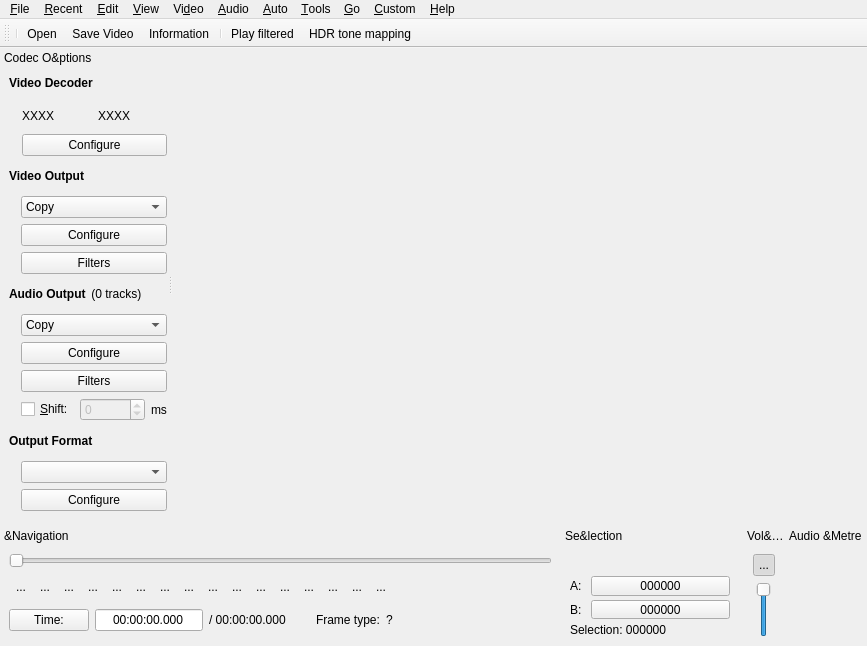
Old version of the form avidemux/qt4/ADM_userInterfaces/ADM_gui/gui2.ui in the repository mean00/avidemux2.
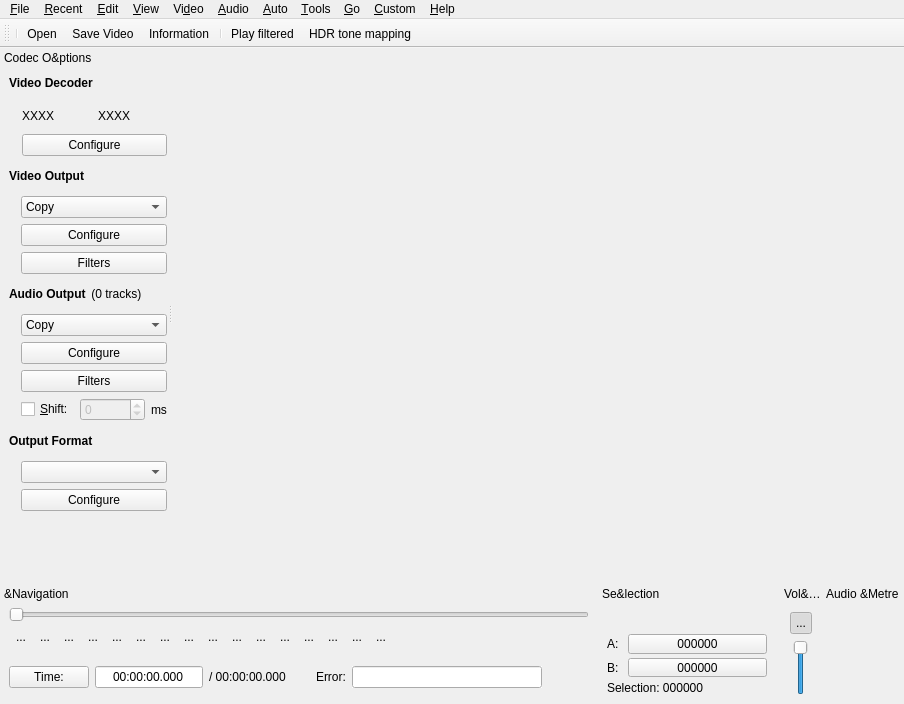
New version of the form. The open tabs and pages were chosen to show the change. Icons and pictures are not drawn. Custom widgets are drawn as their Qt base class.

Commit message: [GUI] relaxing navigation error indicator method

Patch:
```diff
--- a/avidemux/qt4/ADM_userInterfaces/ADM_gui/gui2.ui
+++ b/avidemux/qt4/ADM_userInterfaces/ADM_gui/gui2.ui
@@ -7,8 +7,8 @@
    <rect>
     <x>0</x>
     <y>0</y>
-    <width>800</width>
-    <height>600</height>
+    <width>904</width>
+    <height>704</height>
    </rect>
   </property>
   <property name="windowTitle">
@@ -98,8 +98,8 @@
     <rect>
      <x>0</x>
      <y>0</y>
-     <width>800</width>
-     <height>22</height>
+     <width>904</width>
+     <height>21</height>
     </rect>
    </property>
    <property name="contextMenuPolicy">
@@ -885,7 +885,7 @@
    </property>
    <property name="minimumSize">
     <size>
-     <width>543</width>
+     <width>580</width>
      <height>120</height>
     </size>
    </property>
@@ -1451,6 +1451,25 @@
           </spacer>
          </item>
          <item>
+          <widget class="QStackedWidget" name="stackedNavDisplay">
+           <property name="currentIndex">
+            <number>0</number>
+           </property>
+           <widget class="QWidget" name="page">
+            <layout class="QHBoxLayout" name="horizontalLayout_5">
+             <property name="leftMargin">
+              <number>0</number>
+             </property>
+             <property name="topMargin">
+              <number>0</number>
+             </property>
+             <property name="rightMargin">
+              <number>0</number>
+             </property>
+             <property name="bottomMargin">
+              <number>0</number>
+             </property>
+             <item>
           <widget class="QLabel" name="label_10">
            <property name="sizePolicy">
             <sizepolicy hsizetype="Preferred" vsizetype="Fixed">
@@ -1486,11 +1505,82 @@
            </property>
            <property name="sizeHint" stdset="0">
             <size>
+                 <width>101</width>
+                 <height>0</height>
+                </size>
+               </property>
+              </spacer>
+             </item>
+            </layout>
+           </widget>
+           <widget class="QWidget" name="page_2">
+            <layout class="QHBoxLayout" name="horizontalLayout_6">
+             <property name="leftMargin">
+              <number>0</number>
+             </property>
+             <property name="topMargin">
+              <number>0</number>
+             </property>
+             <property name="rightMargin">
+              <number>0</number>
+             </property>
+             <property name="bottomMargin">
+              <number>0</number>
+             </property>
+             <item>
+              <widget class="QLabel" name="label">
+               <property name="sizePolicy">
+                <sizepolicy hsizetype="Minimum" vsizetype="Preferred">
+                 <horstretch>0</horstretch>
+                 <verstretch>0</verstretch>
+                </sizepolicy>
+               </property>
+               <property name="text">
+                <string>Error:</string>
+               </property>
+              </widget>
+             </item>
+             <item>
+              <widget class="QLineEdit" name="lineEditNavError">
+               <property name="sizePolicy">
+                <sizepolicy hsizetype="Fixed" vsizetype="Fixed">
+                 <horstretch>0</horstretch>
+                 <verstretch>0</verstretch>
+                </sizepolicy>
+               </property>
+               <property name="minimumSize">
+                <size>
+                 <width>190</width>
+                 <height>0</height>
+                </size>
+               </property>
+               <property name="autoFillBackground">
+                <bool>true</bool>
+               </property>
+               <property name="styleSheet">
+                <string notr="true"/>
+               </property>
+               <property name="readOnly">
+                <bool>true</bool>
+               </property>
+              </widget>
+             </item>
+             <item>
+              <spacer name="horizontalSpacer">
+               <property name="orientation">
+                <enum>Qt::Horizontal</enum>
+               </property>
+               <property name="sizeHint" stdset="0">
+                <size>
              <width>0</width>
-             <height>0</height>
+                 <height>20</height>
             </size>
            </property>
           </spacer>
+             </item>
+            </layout>
+           </widget>
+          </widget>
          </item>
         </layout>
        </item>
```
Lines whose indentation alone changed are shown as unchanged. The commit also changes 5 other files.
